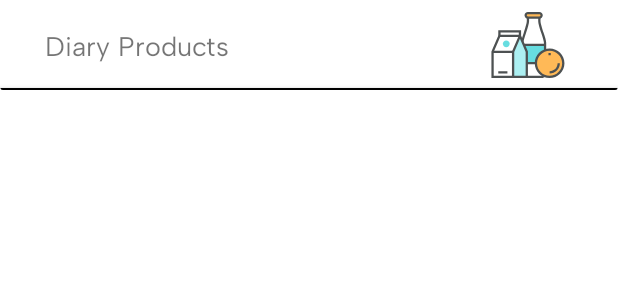
After one commit to oduwairi/SmartShoppingList-NEU, an Android app: the layout category_selection_item.xml on its own in the app's theme, with its tools: preview values and no code run, on a phone screen of 412 x 824 dp. The commit adds this screen. Shown: the top 300 px of the screen. Run offline under Robolectric (Android 15) with nearby library versions, the phone set to English and light mode, and no system bars; Roboto replaces fonts that are not available here.

```diff
--- a/app/src/main/java/com/iriawud/smartshoppinglist/ui/dashboard/InventoryFragment.kt
+++ b/app/src/main/java/com/iriawud/smartshoppinglist/ui/dashboard/InventoryFragment.kt
@@ -20,6 +20,7 @@ class InventoryFragment : Fragment() {
 
     private var isInputBarExpanded: Boolean = false
     private var isBottomMenuExpanded: Boolean = false
+    private var selectedCategory = "Uncategorized"
 
     override fun onCreateView(
         inflater: LayoutInflater, container: ViewGroup?, savedInstanceState: Bundle?,
@@ -57,6 +58,7 @@ class InventoryFragment : Fragment() {
                 binding.costEditText.text.toString().trim(),
                 binding.costUnitEditText.text.toString().trim(),
                 binding.prioritySlider.value.toInt(),
+                selectedCategory,
                 viewModel,
                 listOf(
                     binding.editTextNewItemInventory,
--- /dev/null
+++ b/app/src/main/res/drawable/milk_svgrepo_com__1_.xml
@@ -0,0 +1,54 @@
+<vector xmlns:android="http://schemas.android.com/apk/res/android"
+    android:width="800dp"
+    android:height="800dp"
+    android:viewportWidth="1024"
+    android:viewportHeight="1024">
+  <path
+      android:pathData="M641.1,200.1V239c0,51.9 64.9,207.7 64.9,246.6v350.5c0,21.5 -17.4,38.9 -38.9,38.9H485.3c-21.5,0 -38.9,-17.4 -38.9,-38.9V485.7c0,-38.9 64.9,-194.7 64.9,-246.6v-38.9"
+      android:fillColor="#FFFFFF"/>
+  <path
+      android:pathData="M446.4,511.6h259.6v207.7H446.4z"
+      android:fillColor="#67DDE0"/>
+  <path
+      android:pathData="M667.1,888.1H485.3c-28.6,0 -51.9,-23.3 -51.9,-51.9V485.7c0,-20.1 13.7,-62.5 29.6,-111.6 16.6,-51.2 35.3,-109.2 35.3,-135v-38.9h26V239c0,29.9 -18.6,87.4 -36.6,143 -13.9,43.1 -28.3,87.6 -28.3,103.7v350.5c0,14.3 11.6,26 26,26h181.7c14.3,0 26,-11.6 26,-26V485.7c0,-16 -14.4,-60.6 -28.3,-103.7C646.7,326.4 628.1,268.9 628.1,239v-38.9h26V239c0,25.8 18.8,83.8 35.3,135 15.9,49.1 29.6,91.5 29.6,111.6v350.5c0,28.6 -23.3,51.9 -51.9,51.9z"
+      android:fillColor="#4D5152"/>
+  <path
+      android:pathData="M446.4,498.6h259.6v26H446.4zM446.4,706.3h259.6v26H446.4z"
+      android:fillColor="#4D5152"/>
+  <path
+      android:pathData="M511.3,148.1H641.1c14.3,0 26,11.6 26,26s-11.6,26 -26,26H511.3c-14.3,0 -26,-11.6 -26,-26s11.6,-26 26,-26z"
+      android:fillColor="#FFB957"/>
+  <path
+      android:pathData="M641.1,213L511.3,213c-21.5,0 -38.9,-17.5 -38.9,-38.9s17.5,-38.9 38.9,-38.9L641.1,135.2c21.5,0 38.9,17.5 38.9,38.9s-17.5,38.9 -38.9,38.9zM511.3,161.1c-7.2,0 -13,5.8 -13,13s5.8,13 13,13L641.1,187.1c7.2,0 13,-5.8 13,-13s-5.8,-13 -13,-13L511.3,161.1z"
+      android:fillColor="#4D5152"/>
+  <path
+      android:pathData="M186.8,355.8h233.7v51.9H186.8zM420.4,407.8H186.8l-77.9,181.7h233.7z"
+      android:fillColor="#FFFFFF"/>
+  <path
+      android:pathData="M420.4,407.8l-77.9,181.7h155.8zM342.5,589.5h155.8v285.6H342.5z"
+      android:fillColor="#ACF0F2"/>
+  <path
+      android:pathData="M108.9,589.5h233.7v285.6H108.9z"
+      android:fillColor="#FFFFFF"/>
+  <path
+      android:pathData="M511.3,888.1L95.9,888.1L95.9,586.8l82.3,-192.1h250.8l82.3,192.1v301.2zM121.9,862.1h363.5L485.3,592.2L411.9,420.7h-216.6l-73.5,171.4v269.9z"
+      android:fillColor="#4D5152"/>
+  <path
+      android:pathData="M433.4,407.8h-26v-38.9H199.7v38.9H173.8v-64.9h259.6z"
+      android:fillColor="#4D5152"/>
+  <path
+      android:pathData="M303.6,498.6c0,21.5 -17.4,38.9 -38.9,38.9 -21.5,0 -38.9,-17.4 -38.9,-38.9 0,-21.5 17.4,-38.9 38.9,-38.9 21.5,0 38.9,17.4 38.9,38.9z"
+      android:fillColor="#67DDE0"/>
+  <path
+      android:pathData="M913.7,719.3c0,86 -69.7,155.8 -155.8,155.8S602.2,805.4 602.2,719.3s69.7,-155.8 155.8,-155.8 155.8,69.7 155.8,155.8z"
+      android:fillColor="#FFB957"/>
+  <path
+      android:pathData="M757.9,888.1c-93.1,0 -168.8,-75.7 -168.8,-168.8s75.7,-168.8 168.8,-168.8 168.8,75.7 168.8,168.8 -75.7,168.8 -168.8,168.8zM757.9,576.5c-78.7,0 -142.8,64.1 -142.8,142.8s64.1,142.8 142.8,142.8 142.8,-64.1 142.8,-142.8 -64.1,-142.8 -142.8,-142.8z"
+      android:fillColor="#4D5152"/>
+  <path
+      android:pathData="M745,602.5h26v26h-26zM757.9,836.2v-26c50.1,0 90.9,-40.8 90.9,-90.9h26c0,64.4 -52.4,116.8 -116.8,116.8zM173.8,810.2h103.9v26H173.8zM108.9,576.5h233.7v26H108.9z"
+      android:fillColor="#4D5152"/>
+  <path
+      android:pathData="M355.5,875.1h-26V586.8l78.9,-184.2 23.9,10.2 -76.8,179.3z"
+      android:fillColor="#4D5152"/>
+</vector>
--- /dev/null
+++ b/app/src/main/res/layout/category_selection_item.xml
@@ -0,0 +1,52 @@
+<?xml version="1.0" encoding="utf-8"?>
+<androidx.constraintlayout.widget.ConstraintLayout xmlns:android="http://schemas.android.com/apk/res/android"
+    xmlns:app="http://schemas.android.com/apk/res-auto"
+    xmlns:tools="http://schemas.android.com/tools"
+    android:layout_width="match_parent"
+    android:layout_height="wrap_content">
+
+    <androidx.cardview.widget.CardView
+        android:id="@+id/categoryItemCard"
+        android:layout_width="match_parent"
+        android:layout_height="wrap_content"
+        app:cardElevation="0dp"
+        app:layout_constraintStart_toStartOf="parent"
+        app:layout_constraintTop_toTopOf="parent">
+
+        <androidx.constraintlayout.widget.ConstraintLayout
+            android:layout_width="match_parent"
+            android:layout_height="match_parent">
+
+            <androidx.cardview.widget.CardView
+                android:id="@+id/bottomLine"
+                android:layout_width="0dp"
+                android:layout_height="1dp"
+                android:backgroundTint="@color/black"
+                app:layout_constraintBottom_toBottomOf="parent"
+                app:layout_constraintEnd_toEndOf="parent"
+                app:layout_constraintStart_toStartOf="parent" />
+
+            <ImageView
+                android:id="@+id/categoryIcon"
+                android:layout_width="60dp"
+                android:layout_height="60dp"
+                android:layout_marginEnd="30dp"
+                app:layout_constraintEnd_toEndOf="parent"
+                app:layout_constraintTop_toTopOf="parent"
+                app:srcCompat="@drawable/milk_svgrepo_com__1_" />
+
+            <TextView
+                android:id="@+id/categoryName"
+                android:layout_width="wrap_content"
+                android:layout_height="wrap_content"
+                android:layout_marginStart="30dp"
+                android:layout_marginTop="20dp"
+                android:fontFamily="@font/albert_sans"
+                android:text="Diary Products"
+                android:textSize="18sp"
+                app:layout_constraintStart_toStartOf="parent"
+                app:layout_constraintTop_toTopOf="parent" />
+        </androidx.constraintlayout.widget.ConstraintLayout>
+
+    </androidx.cardview.widget.CardView>
+</androidx.constraintlayout.widget.ConstraintLayout>
--- a/app/src/main/res/layout/fragment_inventory.xml
+++ b/app/src/main/res/layout/fragment_inventory.xml
@@ -177,6 +177,7 @@
         android:layout_height="40dp"
         android:layout_marginTop="15dp"
         android:layout_marginEnd="15dp"
+        app:cardBackgroundColor="#CA5F3B"
         app:cardCornerRadius="30dp"
         app:layout_constraintEnd_toEndOf="parent"
         app:layout_constraintTop_toBottomOf="@+id/topActionBarInventory">
@@ -186,7 +187,7 @@
             android:layout_width="wrap_content"
             android:layout_height="wrap_content"
             android:src="@drawable/plus_svgrepo_com"
-            app:tint="@color/orange_main" />
+            app:tint="@color/white_items" />
     </androidx.cardview.widget.CardView>
 
     <androidx.constraintlayout.widget.ConstraintLayout
@@ -201,7 +202,7 @@
         <androidx.cardview.widget.CardView
             android:id="@+id/expandableCardInputs"
             android:layout_width="0dp"
-            android:layout_height="50dp"
+            android:layout_height="wrap_content"
             android:layout_marginStart="1dp"
             android:layout_marginTop="3dp"
             android:layout_marginEnd="1dp"
--- a/gradle/libs.versions.toml
+++ b/gradle/libs.versions.toml
@@ -16,6 +16,7 @@ activity = "1.9.3"
 jetpackCompose = "1.3.0"
 jetpackComposeCompiler = "1.3.0"
 gridlayout = "1.0.0"
+blurry = "2.1.1"
 
 [libraries]
 androidx-core-ktx = { group = "androidx.core", name = "core-ktx", version.ref = "coreKtx" }
@@ -35,7 +36,7 @@ androidx-compose-material = { module = "androidx.compose.material:material", ver
 androidx-compose-ui-tooling = { module = "androidx.compose.ui:ui-tooling", version.ref = "jetpackCompose" }
 androidx-compose-ui-tooling-preview = { module = "androidx.compose.ui:ui-tooling-preview", version.ref = "jetpackCompose" }
 androidx-gridlayout = { group = "androidx.gridlayout", name = "gridlayout", version.ref = "gridlayout" }
-
+blurry = { group = "com.github.wasabeef", name = "Blurry", version.ref = "blurry" }
 
 [plugins]
 android-application = { id = "com.android.application", version.ref = "agp" }
--- a/settings.gradle.kts
+++ b/settings.gradle.kts
@@ -16,6 +16,8 @@ dependencyResolutionManagement {
     repositories {
         google()
         mavenCentral()
+        maven("https://jitpack.io")
+
     }
 }
 
```
Also changed, not shown: app/src/main/java/com/iriawud/smartshoppinglist/ui/CategorySelectionDialog.kt (added, +68 -0 lines), app/src/main/java/com/iriawud/smartshoppinglist/ui/ShoppingUtils.kt (+65 -5 lines), app/src/main/java/com/iriawud/smartshoppinglist/ui/home/PriorityColor.kt (added, +20 -0 lines), app/src/main/java/com/iriawud/smartshoppinglist/ui/home/ShoppingFragment.kt (+18 -15 lines), app/src/main/java/com/iriawud/smartshoppinglist/ui/home/ShoppingItem.kt (+3 -20 lines), app/src/main/res/layout/category_selection_box.xml (added, +90 -0 lines), app/src/main/res/layout/fragment_shopping.xml (+21 -29 lines), build.gradle.kts (line endings or trailing spaces).
